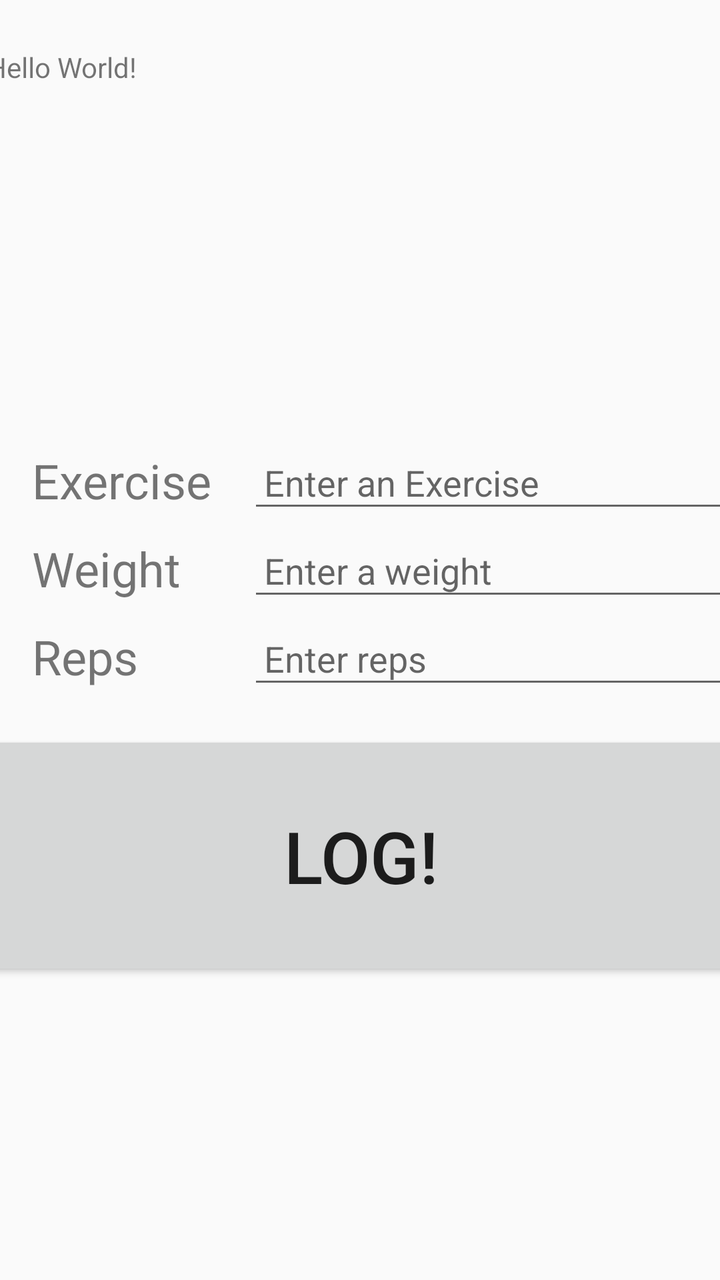
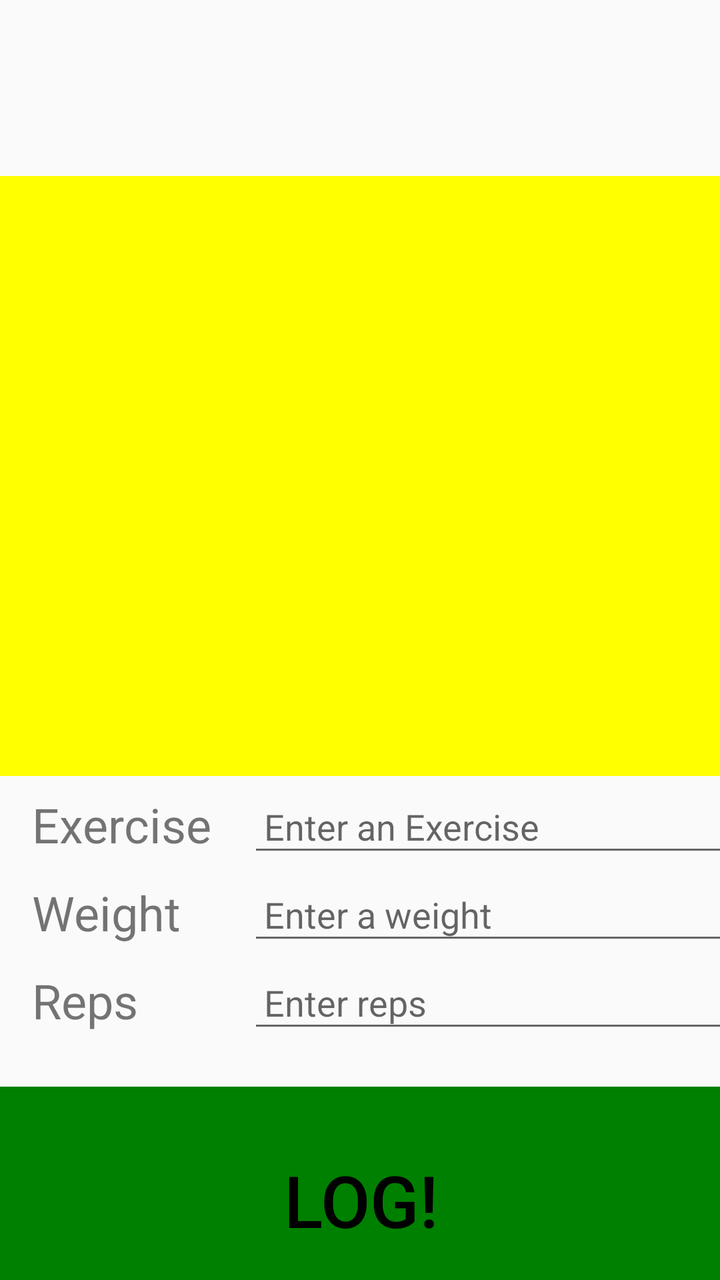

Before-and-after screenshots of an Android layout around one commit, followed by the original layout XML and the change that was made.
<!-- AndroidManifest.xml: application theme Theme.AppCompat.DayNight.DarkActionBar -->
<!-- res/layout/activity_main.xml -->
<?xml version="1.0" encoding="utf-8"?>
<androidx.constraintlayout.widget.ConstraintLayout xmlns:android="http://schemas.android.com/apk/res/android"
    xmlns:app="http://schemas.android.com/apk/res-auto"
    xmlns:tools="http://schemas.android.com/tools"
    android:id="@+id/main"
    android:layout_width="match_parent"
    android:layout_height="match_parent"
    tools:context=".MainActivity">

    <TextView
        android:id="@+id/logDisplayTextView"
        android:layout_width="390dp"
        android:layout_height="200dp"
        android:layout_marginTop="16dip"
        android:padding="8dp"
        android:text="Hello World!"
        app:layout_constraintEnd_toEndOf="parent"
        app:layout_constraintStart_toStartOf="parent"
        app:layout_constraintTop_toTopOf="parent" />

    <TextView
        android:id="@+id/exerciseLabelTextView"
        android:layout_width="100dp"
        android:layout_height="36dp"
        android:layout_marginStart="16dp"
        android:layout_marginTop="8dp"
        android:text="@string/exercise"
        android:textSize="24sp"
        app:layout_constraintStart_toStartOf="parent"
        app:layout_constraintTop_toBottomOf="@+id/logDisplayTextView" />

    <EditText
        android:id="@+id/exerciseInputEditText"
        android:layout_width="273dp"
        android:layout_height="39dp"
        android:layout_marginStart="8dp"
        android:hint="@string/enter_an_exercise"
        android:inputType="textAutoComplete"
        android:padding="8dp"
        app:layout_constraintBaseline_toBaselineOf="@+id/exerciseLabelTextView"
        app:layout_constraintStart_toEndOf="@+id/exerciseLabelTextView" />

    <TextView
        android:id="@+id/weightLabelTextView"
        android:layout_width="100dp"
        android:layout_height="36dp"
        android:layout_marginStart="16dip"
        android:layout_marginTop="8dp"
        android:text="@string/weight"
        android:textSize="24sp"
        app:layout_constraintStart_toStartOf="parent"
        app:layout_constraintTop_toBottomOf="@+id/exerciseLabelTextView" />

    <EditText
        android:id="@+id/weightInputEditText"
        android:layout_width="273dp"
        android:layout_height="39dp"
        android:layout_marginStart="8dp"
        android:hint="@string/enter_a_weight"
        android:inputType="number|numberDecimal"
        android:padding="8dp"
        app:layout_constraintBaseline_toBaselineOf="@+id/weightLabelTextView"
        app:layout_constraintStart_toEndOf="@+id/weightLabelTextView" />

    <TextView
        android:id="@+id/repLabelTextView"
        android:layout_width="100dp"
        android:layout_height="36dp"
        android:layout_marginStart="16dip"
        android:layout_marginTop="8dp"
        android:text="@string/reps"
        android:textSize="24sp"
        app:layout_constraintStart_toStartOf="parent"
        app:layout_constraintTop_toBottomOf="@+id/weightLabelTextView" />

    <EditText
        android:id="@+id/repInputEditText"
        android:layout_width="273dp"
        android:layout_height="39dp"
        android:layout_marginStart="8dp"
        android:hint="@string/enter_reps"
        android:inputType="number"
        android:padding="8dp"
        app:layout_constraintBaseline_toBaselineOf="@+id/repLabelTextView"
        app:layout_constraintStart_toEndOf="@+id/repLabelTextView" />

    <Button
        android:id="@+id/logButton"
        android:layout_width="390dp"
        android:layout_height="125dp"
        android:layout_marginTop="16dp"
        android:text="@string/log"
        android:textSize="36sp"
        app:layout_constraintEnd_toEndOf="parent"
        app:layout_constraintStart_toStartOf="parent"
        app:layout_constraintTop_toBottomOf="@id/repInputEditText" />


</androidx.constraintlayout.widget.ConstraintLayout>
<!-- resources referenced by this layout -->
<resources>
  <string name="enter_a_weight">Enter a weight</string>
  <string name="enter_an_exercise">Enter an Exercise</string>
  <string name="enter_reps">Enter reps</string>
  <string name="exercise">Exercise</string>
  <string name="log">Log!</string>
  <string name="reps">Reps</string>
  <string name="weight">Weight</string>
</resources>

<!-- the commit's change to res/layout/activity_main.xml (unified diff, before → after) -->
@@ -7,16 +7,20 @@
     android:layout_height="match_parent"
     tools:context=".MainActivity">
 
-    <TextView
-        android:id="@+id/logDisplayTextView"
-        android:layout_width="390dp"
-        android:layout_height="200dp"
-        android:layout_marginTop="16dip"
-        android:padding="8dp"
-        android:text="Hello World!"
+
+    <androidx.recyclerview.widget.RecyclerView
+        android:id="@+id/logDisplayRecyclerView"
+        android:layout_width="0dp"
+        android:layout_height="300dp"
+        android:layout_marginTop="88dp"
+        android:padding="2dp"
+        android:textColor="@color/black"
+        android:background="@color/yellow"
         app:layout_constraintEnd_toEndOf="parent"
+        app:layout_constraintHorizontal_bias="0.0"
         app:layout_constraintStart_toStartOf="parent"
-        app:layout_constraintTop_toTopOf="parent" />
+        app:layout_constraintTop_toTopOf="parent"
+        tools:listitem="@layout/gymlog_recycler_item" />
 
     <TextView
         android:id="@+id/exerciseLabelTextView"
@@ -27,7 +31,7 @@
         android:text="@string/exercise"
         android:textSize="24sp"
         app:layout_constraintStart_toStartOf="parent"
-        app:layout_constraintTop_toBottomOf="@+id/logDisplayTextView" />
+        app:layout_constraintTop_toBottomOf="@+id/logDisplayRecyclerView" />
 
     <EditText
         android:id="@+id/exerciseInputEditText"
@@ -89,7 +93,9 @@
         android:layout_width="390dp"
         android:layout_height="125dp"
         android:layout_marginTop="16dp"
+        android:backgroundTint="@color/green"
         android:text="@string/log"
+        android:textColor="@color/black"
         android:textSize="36sp"
         app:layout_constraintEnd_toEndOf="parent"
         app:layout_constraintStart_toStartOf="parent"
@@ -97,3 +103,20 @@
 
 
 </androidx.constraintlayout.widget.ConstraintLayout>
+<!-- res/layout/gymlog_recycler_item.xml (included above) -->
+<?xml version="1.0" encoding="utf-8"?>
+<LinearLayout xmlns:android="http://schemas.android.com/apk/res/android"
+    android:layout_width="match_parent"
+    android:layout_height="wrap_content"
+    android:orientation="vertical">
+
+    <TextView
+        android:id="@+id/recyclerItemTextView"
+        android:layout_width="match_parent"
+        android:layout_height="wrap_content"
+        android:padding="8dp"
+        android:text="HELLO"
+        android:textSize="18sp"
+        />
+
+</LinearLayout>
<!-- resource entries referenced after the edit -->
@@ -1,5 +1,8 @@
 <!-- resources referenced by this layout -->
 <resources>
+  <color name="black">#FF000000</color>
+  <color name="green">#008000</color>
+  <color name="yellow">#FFFF00</color>
   <string name="enter_a_weight">Enter a weight</string>
   <string name="enter_an_exercise">Enter an Exercise</string>
   <string name="enter_reps">Enter reps</string>
